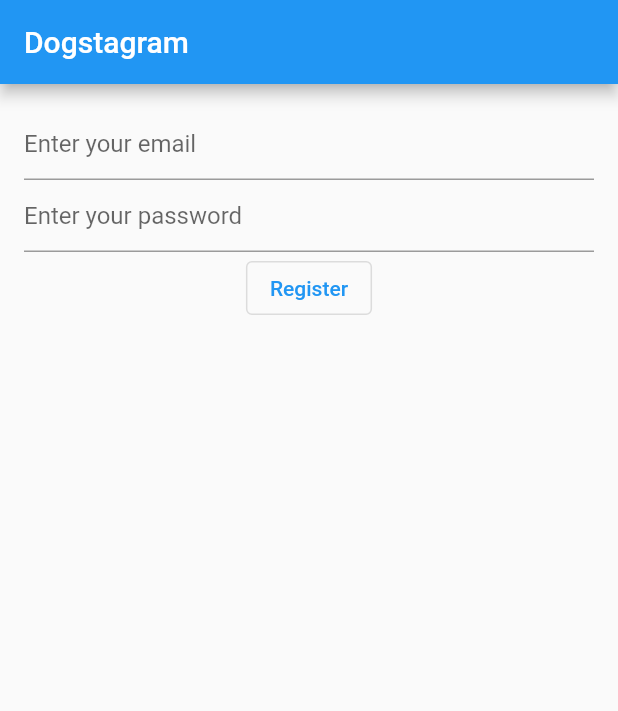
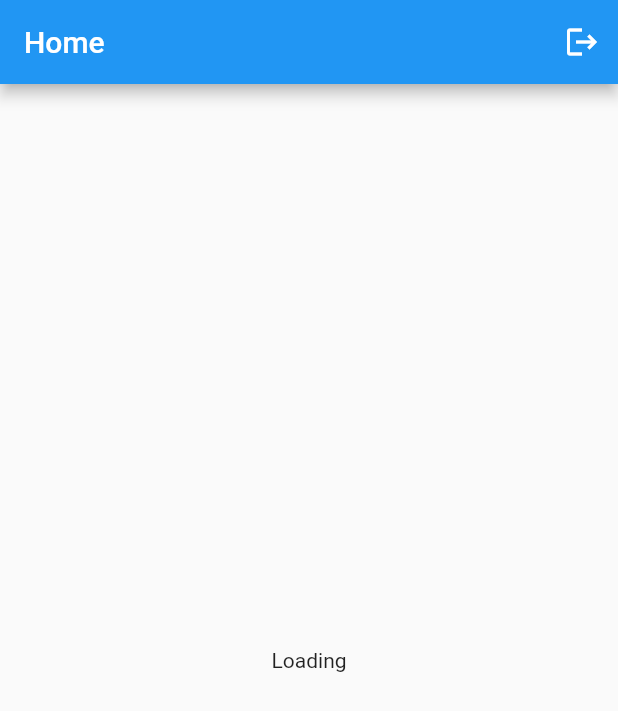
Before and after one commit to GKosheev/Flutter-Project, a Flutter app: the screen it shows after launch, on a phone screen of 412 x 824 dp. Shown: the top 711 px of the screen. Run offline on Flutter 3.47's test engine with Material 2 defaults, Android fonts, the phone set to English and light mode, and no system bars; our stand-ins replace firebase_auth, firebase_core; accounts and stored records are empty.

```diff
--- a/lib/main.dart
+++ b/lib/main.dart
@@ -1,7 +1,8 @@
+import 'package:firebase_auth/firebase_auth.dart';
 import 'package:flutter/material.dart';
 import 'package:firebase_core/firebase_core.dart';
+import 'package:myapp/utils/views/login_view.dart';
 import 'firebase_options.dart';
-import 'package:firebase_auth/firebase_auth.dart';
 
 void main() async {
   WidgetsFlutterBinding.ensureInitialized();
@@ -27,78 +28,40 @@ class MyApp extends StatelessWidget {
   }
 }
 
-class HomePage extends StatefulWidget {
+class HomePage extends StatelessWidget {
   const HomePage({super.key});
-  @override
-  State<HomePage> createState() => _HomePageState();
-}
-
-class _HomePageState extends State<HomePage> {
-  late final TextEditingController _email;
-  late final TextEditingController _password;
-
-  @override
-  void initState() {
-    _email = TextEditingController();
-    _password = TextEditingController();
-    super.initState();
-  }
-
-  @override
-  void dispose() {
-    _email.dispose();
-    _password.dispose();
-    super.dispose();
-  }
 
   @override
   Widget build(BuildContext context) {
     return Scaffold(
-      appBar: AppBar(title: const Text("Dogstagram")),
-      body: Padding(
-        padding: const EdgeInsets.all(16.0),
-        child: Column(
-          children: [
-            TextField(
-              controller: _email,
-              enableSuggestions: false,
-              autocorrect: false,
-              keyboardType: TextInputType.emailAddress,
-              decoration: const InputDecoration(hintText: "Enter your email"),
-            ),
-            TextField(
-              controller: _password,
-              obscureText: true,
-              enableSuggestions: false,
-              autocorrect: false,
-              decoration:
-                  const InputDecoration(hintText: "Enter your password"),
-            ),
-            OutlinedButton(
-              onPressed: () async {
-                final email = _email.text;
-                final password = _password.text;
-                try {
-                  final credential = await FirebaseAuth.instance
-                      .createUserWithEmailAndPassword(
-                    email: email,
-                    password: password,
-                  );
-                } on FirebaseAuthException catch (e) {
-                  if (e.code == 'weak-password') {
-                    print('The password provided is too weak.');
-                  } else if (e.code == 'email-already-in-use') {
-                    print('The account already exists for that email.');
-                  }
-                } catch (e) {
-                  print(e);
-                }
-              },
-              child: const Text("Register"),
-            ),
+        appBar: AppBar(
+          title: const Text("Home"),
+          actions: [
+            IconButton(
+                onPressed: (() async => await FirebaseAuth.instance.signOut()),
+                tooltip: "Logout",
+                icon: const Icon(Icons.logout))
           ],
         ),
-      ),
-    );
+        body: FutureBuilder(
+          future: Firebase.initializeApp(
+              options: DefaultFirebaseOptions.currentPlatform),
+          builder: (context, snapshot) {
+            switch (snapshot.connectionState) {
+              case ConnectionState.done:
+
+              // final user = FirebaseAuth.instance.currentUser;
+
+              // if (user == null) {
+              //   return const LoginView();
+              // } else {
+              //   return const Center(child: Text("You are logged in"));
+              // }
+
+              default:
+                return const Center(child: Text("Loading"));
+            }
+          },
+        ));
   }
 }
```
Also changed, not shown: lib/utils/views/register_view.dart (added, +79 -0 lines).
